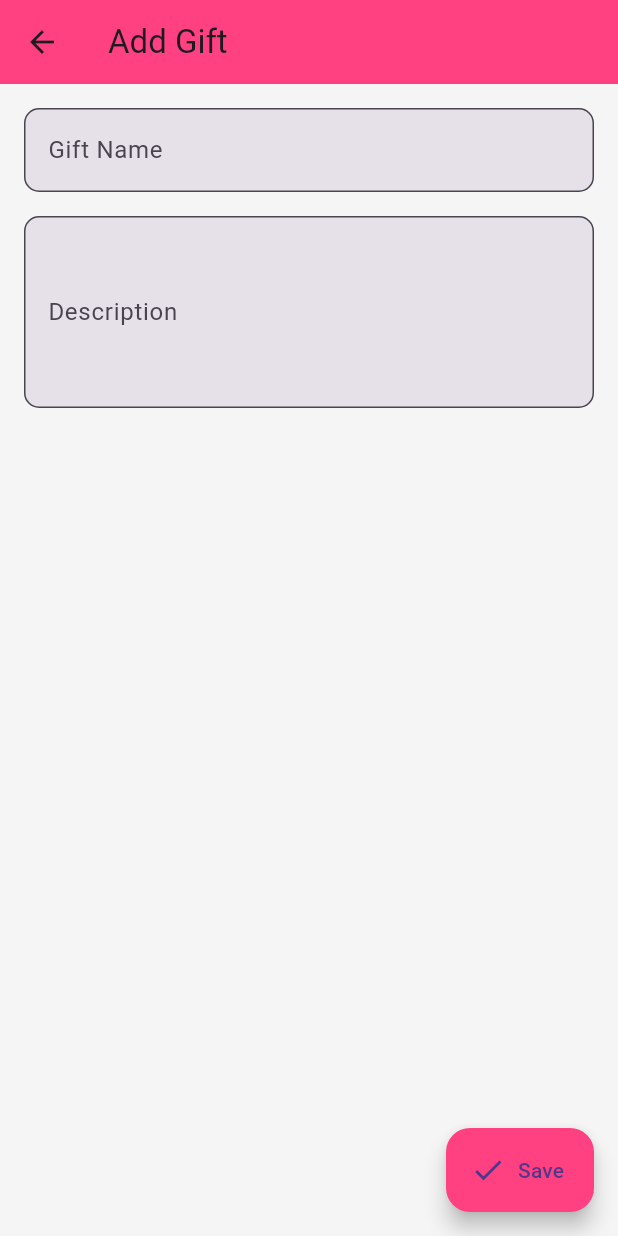
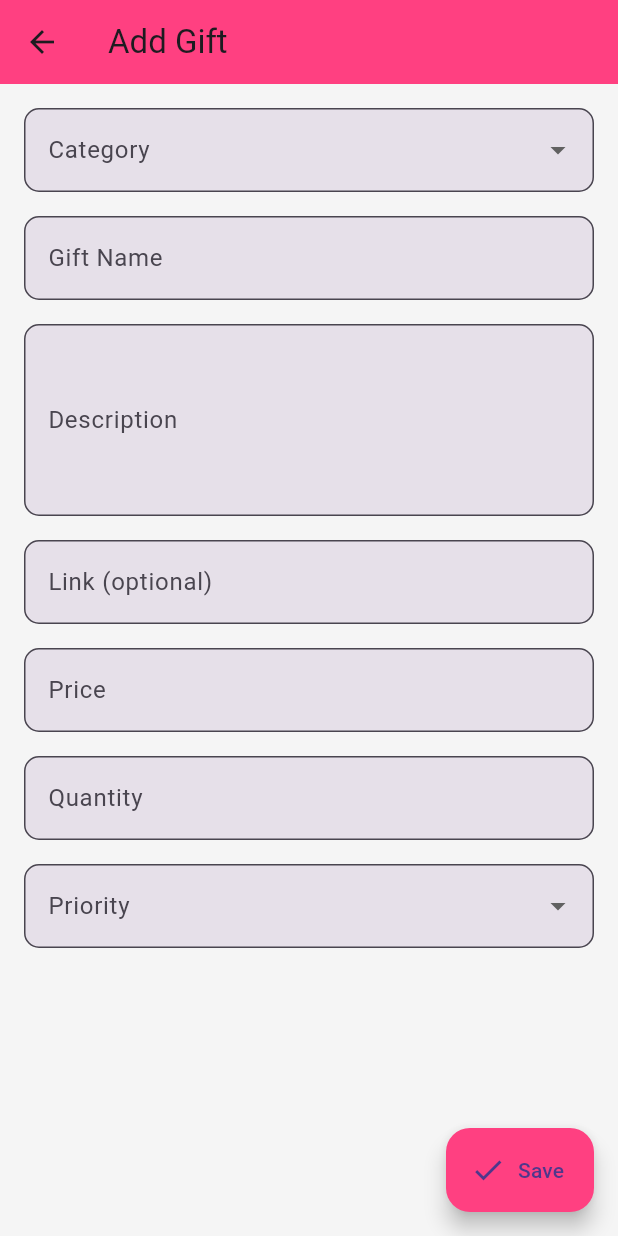
Before and after one commit to Mars-eng1/hedieaty_app, a Flutter app: the GiftDetailsPage screen opened by its route, on a phone screen of 412 x 824 dp. Run offline on Flutter 3.47's test engine with Material 3 defaults, Android fonts, the phone set to English and light mode, and no system bars; our stand-ins replace cloud_firestore, firebase_auth, firebase_core, firebase_database, form_field_validator, sqflite; accounts and stored records are empty.

Commit message:
pop up message for gifts updated

```diff
--- a/lib/controllers/friend_gift_list_controller.dart
+++ b/lib/controllers/friend_gift_list_controller.dart
@@ -39,13 +39,24 @@ class FriendGiftListController {
     }
   }
 
-  // Show gift details in a popup
+  // Show gift details in a popup with all the fields
   void showGiftDetails(BuildContext context, Map<String, dynamic> gift) {
     showDialog(
       context: context,
       builder: (context) => AlertDialog(
         title: Text(gift['name']),
-        content: Text(gift['description'] ?? 'No description available'),
+        content: Column(
+          mainAxisSize: MainAxisSize.min,
+          crossAxisAlignment: CrossAxisAlignment.start,
+          children: [
+            Text('Category: ${gift['category'] ?? 'No category'}'),
+            Text('Description: ${gift['description'] ?? 'No description'}'),
+            Text('Link: ${gift['link'] ?? 'No link provided'}'),
+            Text('Price: ${gift['price'] ?? 'N/A'}'),
+            Text('Quantity: ${gift['quantity'] ?? 'N/A'}'),
+            Text('Priority: ${gift['priority'] ?? 'N/A'}'),
+          ],
+        ),
         actions: [
           TextButton(
             onPressed: () => Navigator.pop(context),
--- a/lib/controllers/gift_details_controller.dart
+++ b/lib/controllers/gift_details_controller.dart
@@ -5,28 +5,54 @@ class GiftDetailsController {
   final GlobalKey<FormState> formKey = GlobalKey<FormState>();
   final TextEditingController nameController = TextEditingController();
   final TextEditingController descriptionController = TextEditingController();
+  final TextEditingController linkController = TextEditingController();
+  final TextEditingController priceController = TextEditingController();
+  final TextEditingController quantityController = TextEditingController();
+
+  String? category;
+  String? priority;
+
+  final List<String> categories = [
+    'Electronics',
+    'Books',
+    'Fashion',
+    'Home Appliances',
+    'Toys',
+    'Sports',
+    'Gadgets',
+    'Jewelry',
+    'Gift Cards',
+    'Custom Gifts',
+    'Furniture',
+    'Art',
+    'Travel Accessories',
+    'Outdoor Gear',
+    'Others',
+  ];
+
+  final List<String> priorities = ['High', 'Medium', 'Low'];
+
   final FirestoreService _firestoreService = FirestoreService();
 
-  // Load gift details for editing
   Future<void> loadGift(String eventId, String giftId) async {
     try {
       final gift = await _firestoreService.getGift(eventId, giftId);
       if (gift != null) {
         nameController.text = gift['name'] ?? '';
         descriptionController.text = gift['description'] ?? '';
+        linkController.text = gift['link'] ?? '';
+        priceController.text = gift['price']?.toString() ?? '';
+        quantityController.text = gift['quantity']?.toString() ?? '';
+        category = gift['category'];
+        priority = gift['priority'];
       }
     } catch (e) {
       print('Error loading gift: $e');
     }
   }
 
-  // Save a gift (create or update)
   Future<bool> saveGift(
-      BuildContext context,
-      String eventId,
-      bool isEditing,
-      String? giftId,
-      ) async {
+      BuildContext context, String eventId, bool isEditing, String? giftId) async {
     if (!formKey.currentState!.validate()) {
       return false;
     }
@@ -34,6 +60,11 @@ class GiftDetailsController {
     final giftData = {
       'name': nameController.text,
       'description': descriptionController.text,
+      'link': linkController.text,
+      'price': double.tryParse(priceController.text) ?? 0,
+      'quantity': int.tryParse(quantityController.text) ?? 1,
+      'category': category,
+      'priority': priority,
       'status': 'Available', // Default status
     };
 
--- a/lib/views/friend_gift_list_page.dart
+++ b/lib/views/friend_gift_list_page.dart
@@ -49,14 +49,15 @@ class _FriendGiftListPageState extends State<FriendGiftListPage> {
                 ),
                 child: ListTile(
                   title: Text(gift['name']),
-                  subtitle: Text(gift['description'] ?? 'No description'),
+                  subtitle: Text(gift['category'] ?? 'No category provided'),
                   trailing: isAvailable
                       ? ElevatedButton(
                     onPressed: () =>
                         _controller.pledgeGift(context, eventId, gift['id']),
                     child: Text('Available'),
                     style: ElevatedButton.styleFrom(backgroundColor: Colors.green),
-                  ): isPledged
+                  )
+                      : isPledged
                       ? ElevatedButton(
                     onPressed: () => _controller.cancelPledge(
                         context, eventId, gift['id']),
@@ -70,7 +71,7 @@ class _FriendGiftListPageState extends State<FriendGiftListPage> {
                     style: ElevatedButton.styleFrom(
                         backgroundColor: Colors.grey),
                   ),
-                  onTap: () => _controller.showGiftDetails(context, gift),
+                  onTap: () => _controller.showGiftDetails(context, gift), // Updated popup
                 ),
               );
             },
--- a/lib/views/gift_details_page.dart
+++ b/lib/views/gift_details_page.dart
@@ -34,6 +34,31 @@ class _GiftDetailsPageState extends State<GiftDetailsPage> {
           key: _controller.formKey,
           child: ListView(
             children: [
+              // Gift Category Dropdown
+              DropdownButtonFormField<String>(
+                value: _controller.category,
+                decoration: InputDecoration(
+                  labelText: 'Category',
+                  filled: true,
+                  fillColor: Colors.pinkAccent[50],
+                  border: OutlineInputBorder(
+                    borderRadius: BorderRadius.circular(10),
+                  ),
+                ),
+                items: _controller.categories
+                    .map((category) => DropdownMenuItem(
+                  value: category,
+                  child: Text(category),
+                ))
+                    .toList(),
+                onChanged: (value) => setState(() {
+                  _controller.category = value;
+                }),
+                validator: (value) => value == null ? 'Please select a category' : null,
+              ),
+              const SizedBox(height: 16),
+
+              // Gift Name
               TextFormField(
                 controller: _controller.nameController,
                 decoration: InputDecoration(
@@ -47,6 +72,8 @@ class _GiftDetailsPageState extends State<GiftDetailsPage> {
                 validator: (value) => value == null || value.isEmpty ? 'Please enter a name' : null,
               ),
               const SizedBox(height: 16),
+
+              // Gift Description
               TextFormField(
                 controller: _controller.descriptionController,
                 decoration: InputDecoration(
@@ -56,9 +83,92 @@ class _GiftDetailsPageState extends State<GiftDetailsPage> {
                   border: OutlineInputBorder(
                     borderRadius: BorderRadius.circular(10),
                   ),
-                  hintText: 'Add gift details...',
+                  hintText: 'Add details of your gift...',
                 ),
                 maxLines: 4,
+              ),
+              const SizedBox(height: 16),
+
+              // Gift Link
+              TextFormField(
+                controller: _controller.linkController,
+                decoration: InputDecoration(
+                  labelText: 'Link (optional)',
+                  filled: true,
+                  fillColor: Colors.pinkAccent[50],
+                  border: OutlineInputBorder(
+                    borderRadius: BorderRadius.circular(10),
+                  ),
+                  hintText: 'Add a URL for the gift...',
+                ),
+              ),
+              const SizedBox(height: 16),
+
+              // Gift Price
+              TextFormField(
+                controller: _controller.priceController,
+                keyboardType: TextInputType.number,
+                decoration: InputDecoration(
+                  labelText: 'Price',
+                  filled: true,
+                  fillColor: Colors.pinkAccent[50],
+                  border: OutlineInputBorder(
+                    borderRadius: BorderRadius.circular(10),
+                  ),
+                ),
+                validator: (value) {
+                  if (value == null || value.isEmpty) return 'Please enter a price';
+                  if (double.tryParse(value) == null || double.parse(value) < 0) {
+                    return 'Please enter a valid price';
+                  }
+                  return null;
+                },
+              ),
+              const SizedBox(height: 16),
+
+              // Quantity
+              TextFormField(
+                controller: _controller.quantityController,
+                keyboardType: TextInputType.number,
+                decoration: InputDecoration(
+                  labelText: 'Quantity',
+                  filled: true,
+                  fillColor: Colors.pinkAccent[50],
+                  border: OutlineInputBorder(
+                    borderRadius: BorderRadius.circular(10),
+                  ),
+                ),
+                validator: (value) {
+                  if (value == null || value.isEmpty) return 'Please enter quantity';
+                  if (int.tryParse(value) == null || int.parse(value) <= 0) {
+                    return 'Please enter a valid quantity';
+                  }
+                  return null;
+                },
+              ),
+              const SizedBox(height: 16),
+
+              // Priority Dropdown
+              DropdownButtonFormField<String>(
+                value: _controller.priority,
+                decoration: InputDecoration(
+                  labelText: 'Priority',
+                  filled: true,
+                  fillColor: Colors.pinkAccent[50],
+                  border: OutlineInputBorder(
+                    borderRadius: BorderRadius.circular(10),
+                  ),
+                ),
+                items: _controller.priorities
+                    .map((priority) => DropdownMenuItem(
+                  value: priority,
+                  child: Text(priority),
+                ))
+                    .toList(),
+                onChanged: (value) => setState(() {
+                  _controller.priority = value;
+                }),
+                validator: (value) => value == null ? 'Please select a priority' : null,
               ),
             ],
           ),
@@ -66,8 +176,8 @@ class _GiftDetailsPageState extends State<GiftDetailsPage> {
       ),
       floatingActionButton: FloatingActionButton.extended(
         onPressed: () async {
-          final success = await _controller.saveGift(context, widget.arguments['eventId'],
-              widget.arguments['isEditing'], widget.arguments['giftId']);
+          final success = await _controller.saveGift(
+              context, widget.arguments['eventId'], widget.arguments['isEditing'], widget.arguments['giftId']);
           if (success) Navigator.pop(context);
         },
         label: Text('Save'),
```
